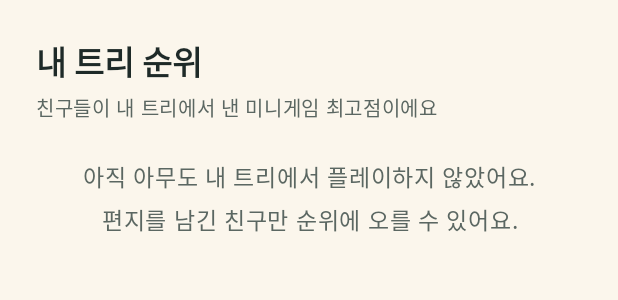
After one commit to hambaksanta/merrycri-client, an Android app: the layout dialog_tree_ranking.xml on its own in the app's theme, with its tools: preview values and no code run, on a phone screen of 412 x 824 dp. The commit adds this screen. Shown: the top 300 px of the screen. Run offline under Robolectric (Android 15) with nearby library versions, the phone set to English and light mode, and no system bars.

Commit message:
FEAT: [A] 트리 탭 오른쪽 위 [순위] — 내 트리 미니게임 순위 팝업

```diff
--- /dev/null
+++ b/app/src/main/res/layout/dialog_tree_ranking.xml
@@ -0,0 +1,44 @@
+<?xml version="1.0" encoding="utf-8"?>
+<!-- res/layout/dialog_tree_ranking.xml · 트리 탭 '순위' 팝업 (#50) · 담당: A
+     친구들이 내 트리에서 낸 미니게임 최고점. 줄 모양은 C의 item_score(ScoreAdapter)를 그대로 쓴다 -->
+<LinearLayout xmlns:android="http://schemas.android.com/apk/res/android"
+    xmlns:tools="http://schemas.android.com/tools"
+    android:layout_width="match_parent"
+    android:layout_height="wrap_content"
+    android:orientation="vertical"
+    android:paddingHorizontal="@dimen/space_24"
+    android:paddingTop="@dimen/space_24">
+
+    <TextView
+        android:layout_width="wrap_content"
+        android:layout_height="wrap_content"
+        android:text="@string/tree_ranking_title"
+        android:textAppearance="@style/TextAppearance.MerryCri.Title" />
+
+    <TextView
+        android:layout_width="wrap_content"
+        android:layout_height="wrap_content"
+        android:layout_marginTop="@dimen/space_4"
+        android:text="@string/tree_ranking_sub"
+        android:textAppearance="@style/TextAppearance.MerryCri.Caption" />
+
+    <androidx.recyclerview.widget.RecyclerView
+        android:id="@+id/list_ranking"
+        android:layout_width="match_parent"
+        android:layout_height="wrap_content"
+        android:layout_marginTop="@dimen/space_16"
+        android:visibility="gone"
+        tools:itemCount="3"
+        tools:listitem="@layout/item_score" />
+
+    <TextView
+        android:id="@+id/text_ranking_empty"
+        android:layout_width="match_parent"
+        android:layout_height="wrap_content"
+        android:layout_marginVertical="@dimen/space_24"
+        android:gravity="center"
+        android:lineSpacingExtra="2dp"
+        android:text="@string/tree_ranking_empty"
+        android:textAppearance="@style/TextAppearance.MerryCri.Body"
+        android:textColor="@color/ink_muted" />
+</LinearLayout>
--- a/app/src/main/res/values/strings.xml
+++ b/app/src/main/res/values/strings.xml
@@ -150,6 +150,11 @@
     <string name="tree_letters_empty_body">친구 탭에서 내 친구 코드를 공유하면\n친구가 이 트리에 편지를 남길 수 있어요.</string>
     <string name="tree_letters_error">편지를 불러오지 못했어요.\n인터넷 연결을 확인해 주세요.</string>
     <string name="tree_letter_new">새 편지</string>
+    <string name="tree_ranking_button">🏆 순위</string>
+    <string name="tree_ranking_title">내 트리 순위</string>
+    <string name="tree_ranking_sub">친구들이 내 트리에서 낸 미니게임 최고점이에요</string>
+    <string name="tree_ranking_empty">아직 아무도 내 트리에서 플레이하지 않았어요.\n편지를 남긴 친구만 순위에 오를 수 있어요.</string>
+    <string name="tree_ranking_close">닫기</string>
 
     <!-- 첫 화면 (담당: A) -->
     <string name="intro_dday">크리스마스까지 D-%1$d</string>
```
Also changed, not shown: app/src/main/java/com/hambaksanta/merrycri/ui/tree/TreeFragment.kt (+34 -0 lines), app/src/main/res/layout/fragment_tree.xml (+15 -0 lines).
